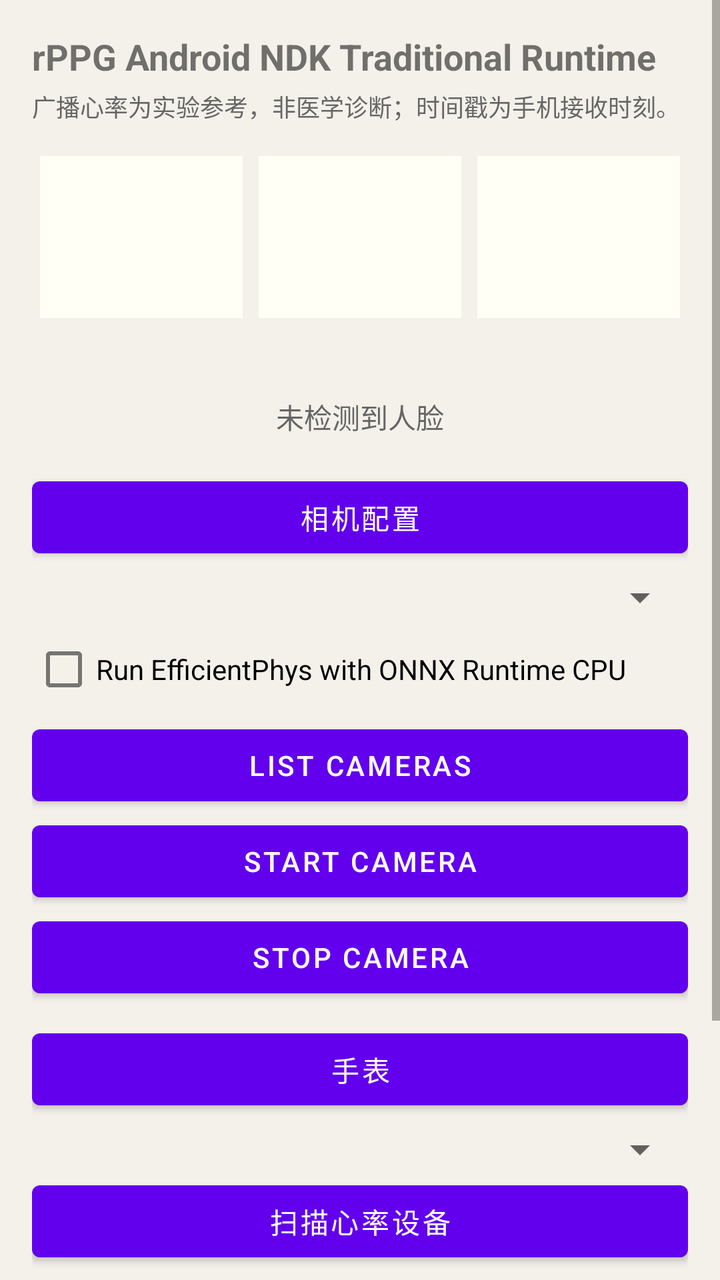
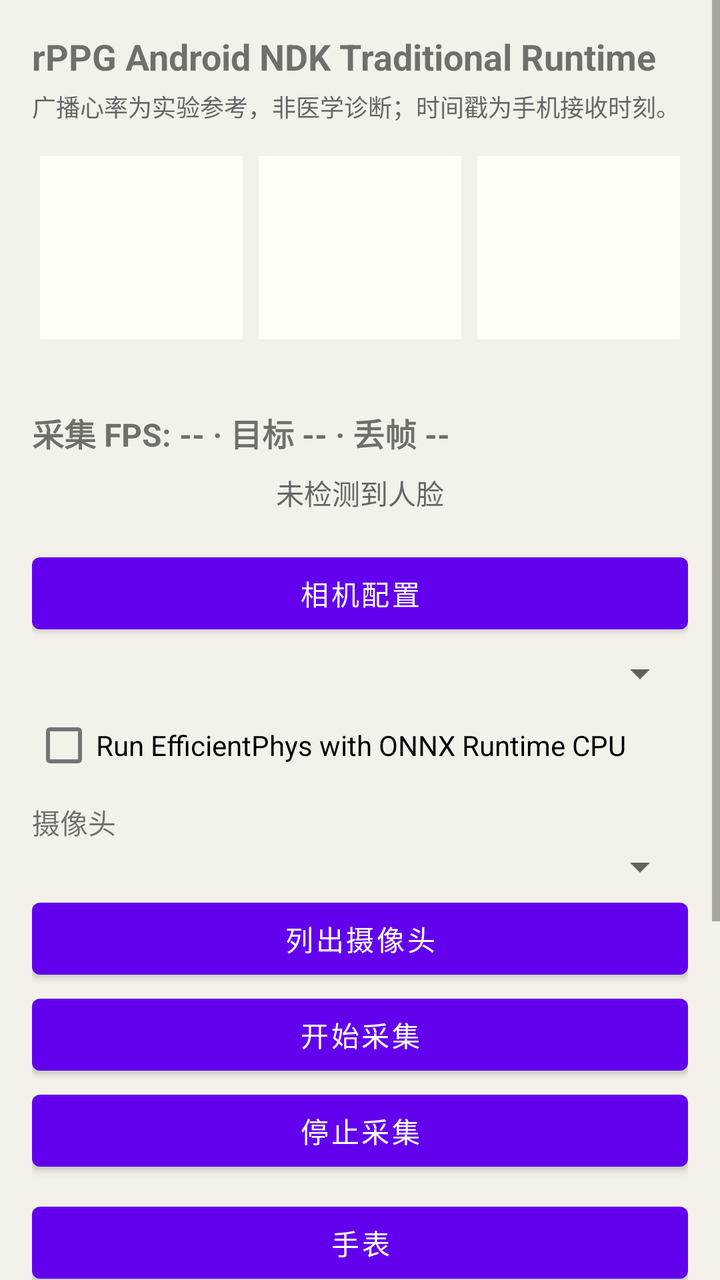

Compare the two renders of this Android layout. The source of the first and the diff that turns it into the second are given below.
<!-- AndroidManifest.xml: fallback theme Theme.MaterialComponents.DayNight.NoActionBar -->
<!-- res/layout/activity_main.xml -->
<?xml version="1.0" encoding="utf-8"?>
<ScrollView xmlns:android="http://schemas.android.com/apk/res/android"
    android:layout_width="match_parent"
    android:layout_height="match_parent">

    <LinearLayout
        android:layout_width="match_parent"
        android:layout_height="wrap_content"
        android:background="@color/page_bg"
        android:orientation="vertical"
        android:padding="16dp">

        <TextView
            android:layout_width="match_parent"
            android:layout_height="wrap_content"
            android:text="@string/app_title"
            android:textSize="18sp"
            android:textStyle="bold" />

        <TextView
            android:layout_width="match_parent"
            android:layout_height="wrap_content"
            android:layout_marginTop="4dp"
            android:text="@string/watch_disclaimer"
            android:textColor="@color/hr_muted"
            android:textSize="12sp" />

        <LinearLayout
            android:layout_width="match_parent"
            android:layout_height="wrap_content"
            android:layout_marginTop="12dp"
            android:orientation="horizontal">

            <include
                android:id="@+id/card_traditional"
                layout="@layout/view_hr_metric_card"
                android:layout_width="0dp"
                android:layout_height="wrap_content"
                android:layout_margin="4dp"
                android:layout_weight="1" />

            <include
                android:id="@+id/card_deep"
                layout="@layout/view_hr_metric_card"
                android:layout_width="0dp"
                android:layout_height="wrap_content"
                android:layout_margin="4dp"
                android:layout_weight="1" />

            <include
                android:id="@+id/card_watch"
                layout="@layout/view_hr_metric_card"
                android:layout_width="0dp"
                android:layout_height="wrap_content"
                android:layout_margin="4dp"
                android:layout_weight="1" />

        </LinearLayout>

        <TextView
            android:id="@+id/alignment_line"
            android:layout_width="match_parent"
            android:layout_height="wrap_content"
            android:layout_marginTop="8dp"
            android:textSize="14sp" />

        <ImageView
            android:id="@+id/roi_image"
            android:layout_width="160dp"
            android:layout_height="160dp"
            android:layout_gravity="center_horizontal"
            android:layout_marginTop="8dp"
            android:contentDescription="@string/roi_image_description"
            android:scaleType="centerCrop"
            android:visibility="gone" />

        <TextView
            android:id="@+id/roi_placeholder"
            android:layout_width="match_parent"
            android:layout_height="wrap_content"
            android:layout_marginTop="8dp"
            android:gravity="center_horizontal"
            android:text="@string/roi_placeholder"
            android:textColor="@color/hr_muted"
            android:textSize="14sp" />

        <TextureView
            android:id="@+id/preview_surface"
            android:layout_width="match_parent"
            android:layout_height="200dp"
            android:layout_marginTop="8dp"
            android:visibility="gone" />

        <Button
            android:id="@+id/toggle_camera"
            android:layout_width="match_parent"
            android:layout_height="wrap_content"
            android:layout_marginTop="16dp"
            android:text="@string/toggle_camera" />

        <LinearLayout
            android:id="@+id/camera_section"
            android:layout_width="match_parent"
            android:layout_height="wrap_content"
            android:orientation="vertical">

            <Spinner
                android:id="@+id/method_selector"
                android:layout_width="match_parent"
                android:layout_height="wrap_content"
                android:layout_marginTop="4dp" />

            <CheckBox
                android:id="@+id/deep_selector"
                android:layout_width="match_parent"
                android:layout_height="wrap_content"
                android:text="@string/deep_selector_label" />

            <Button
                android:id="@+id/list_cameras"
                android:layout_width="match_parent"
                android:layout_height="wrap_content"
                android:text="@string/list_cameras" />

            <Button
                android:id="@+id/start_camera"
                android:layout_width="match_parent"
                android:layout_height="wrap_content"
                android:text="@string/start_camera" />

            <Button
                android:id="@+id/stop_camera"
                android:layout_width="match_parent"
                android:layout_height="wrap_content"
                android:text="@string/stop_camera" />

        </LinearLayout>

        <Button
            android:id="@+id/toggle_watch"
            android:layout_width="match_parent"
            android:layout_height="wrap_content"
            android:layout_marginTop="8dp"
            android:text="@string/toggle_watch" />

        <LinearLayout
            android:id="@+id/watch_section"
            android:layout_width="match_parent"
            android:layout_height="wrap_content"
            android:orientation="vertical">

            <Spinner
                android:id="@+id/watch_device_selector"
                android:layout_width="match_parent"
                android:layout_height="wrap_content"
                android:layout_marginTop="4dp" />

            <Button
                android:id="@+id/scan_watch"
                android:layout_width="match_parent"
                android:layout_height="wrap_content"
                android:text="@string/scan_watch" />

            <Button
                android:id="@+id/connect_watch"
                android:layout_width="match_parent"
                android:layout_height="wrap_content"
                android:text="@string/connect_watch" />

            <Button
                android:id="@+id/disconnect_watch"
                android:layout_width="match_parent"
                android:layout_height="wrap_content"
                android:text="@string/disconnect_watch" />

        </LinearLayout>

        <Button
            android:id="@+id/toggle_diagnostic"
            android:layout_width="match_parent"
            android:layout_height="wrap_content"
            android:layout_marginTop="8dp"
            android:text="@string/toggle_diagnostic" />

        <TextView
            android:id="@+id/diagnostic_text"
            android:layout_width="match_parent"
            android:layout_height="wrap_content"
            android:layout_marginTop="4dp"
            android:textIsSelectable="true"
            android:typeface="monospace"
            android:visibility="gone" />

    </LinearLayout>

</ScrollView>
<!-- res/layout/view_hr_metric_card.xml (included above) -->
<?xml version="1.0" encoding="utf-8"?>
<LinearLayout xmlns:android="http://schemas.android.com/apk/res/android"
    android:layout_width="match_parent"
    android:layout_height="wrap_content"
    android:orientation="vertical"
    android:padding="8dp"
    android:background="@color/hr_card_bg">

    <TextView
        android:id="@+id/card_title"
        android:layout_width="match_parent"
        android:layout_height="wrap_content"
        android:textSize="12sp" />

    <TextView
        android:id="@+id/card_primary"
        android:layout_width="match_parent"
        android:layout_height="wrap_content"
        android:textSize="24sp"
        android:textStyle="bold" />

    <TextView
        android:id="@+id/card_secondary"
        android:layout_width="match_parent"
        android:layout_height="wrap_content"
        android:textColor="@color/hr_muted"
        android:textSize="12sp" />

</LinearLayout>
<!-- resources referenced by this layout -->
<resources>
  <color name="hr_card_bg">#FFFFFFF5</color>
  <color name="hr_muted">#666666</color>
  <color name="page_bg">#F4F1EA</color>
  <string name="app_title">rPPG Android NDK Traditional Runtime</string>
  <string name="connect_watch">连接手表</string>
  <string name="deep_selector_label">Run EfficientPhys with ONNX Runtime CPU</string>
  <string name="disconnect_watch">断开手表</string>
  <string name="list_cameras">List cameras</string>
  <string name="roi_image_description">Face ROI thumbnail</string>
  <string name="roi_placeholder">未检测到人脸</string>
  <string name="scan_watch">扫描心率设备</string>
  <string name="start_camera">Start camera</string>
  <string name="stop_camera">Stop camera</string>
  <string name="toggle_camera">相机配置</string>
  <string name="toggle_diagnostic">诊断</string>
  <string name="toggle_watch">手表</string>
  <string name="watch_disclaimer">广播心率为实验参考，非医学诊断；时间戳为手机接收时刻。</string>
</resources>

<!-- the commit's change to res/layout/activity_main.xml (unified diff, before → after) -->
@@ -63,6 +63,15 @@
             android:layout_height="wrap_content"
             android:layout_marginTop="8dp"
             android:textSize="14sp" />
+
+        <TextView
+            android:id="@+id/fps_line"
+            android:layout_width="match_parent"
+            android:layout_height="wrap_content"
+            android:layout_marginTop="4dp"
+            android:text="@string/fps_line_idle"
+            android:textSize="16sp"
+            android:textStyle="bold" />
 
         <ImageView
             android:id="@+id/roi_image"
@@ -115,6 +124,18 @@
                 android:layout_width="match_parent"
                 android:layout_height="wrap_content"
                 android:text="@string/deep_selector_label" />
+
+            <TextView
+                android:layout_width="match_parent"
+                android:layout_height="wrap_content"
+                android:layout_marginTop="4dp"
+                android:text="@string/camera_selector_label"
+                android:textSize="14sp" />
+
+            <Spinner
+                android:id="@+id/camera_selector"
+                android:layout_width="match_parent"
+                android:layout_height="wrap_content" />
 
             <Button
                 android:id="@+id/list_cameras"
@@ -213,7 +234,7 @@
         android:id="@+id/card_primary"
         android:layout_width="match_parent"
         android:layout_height="wrap_content"
-        android:textSize="24sp"
+        android:textSize="32sp"
         android:textStyle="bold" />
 
     <TextView
<!-- resource entries referenced after the edit -->
@@ -4,15 +4,17 @@
   <color name="hr_muted">#666666</color>
   <color name="page_bg">#F4F1EA</color>
   <string name="app_title">rPPG Android NDK Traditional Runtime</string>
+  <string name="camera_selector_label">摄像头</string>
   <string name="connect_watch">连接手表</string>
   <string name="deep_selector_label">Run EfficientPhys with ONNX Runtime CPU</string>
   <string name="disconnect_watch">断开手表</string>
-  <string name="list_cameras">List cameras</string>
+  <string name="fps_line_idle">采集 FPS: -- · 目标 -- · 丢帧 --</string>
+  <string name="list_cameras">列出摄像头</string>
   <string name="roi_image_description">Face ROI thumbnail</string>
   <string name="roi_placeholder">未检测到人脸</string>
   <string name="scan_watch">扫描心率设备</string>
-  <string name="start_camera">Start camera</string>
-  <string name="stop_camera">Stop camera</string>
+  <string name="start_camera">开始采集</string>
+  <string name="stop_camera">停止采集</string>
   <string name="toggle_camera">相机配置</string>
   <string name="toggle_diagnostic">诊断</string>
   <string name="toggle_watch">手表</string>
